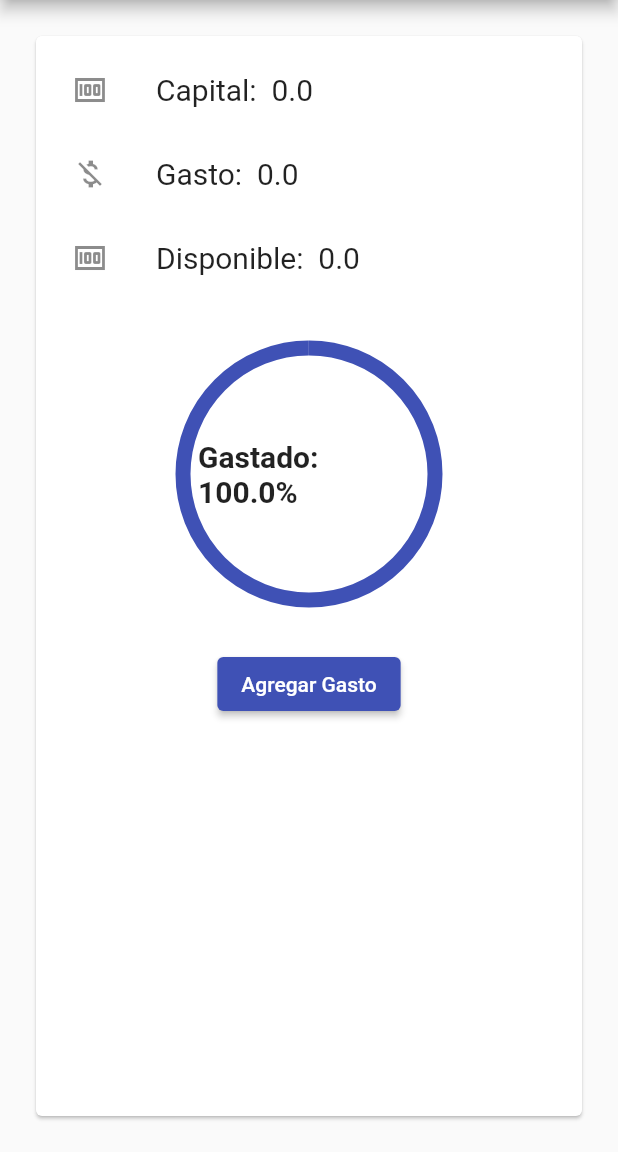
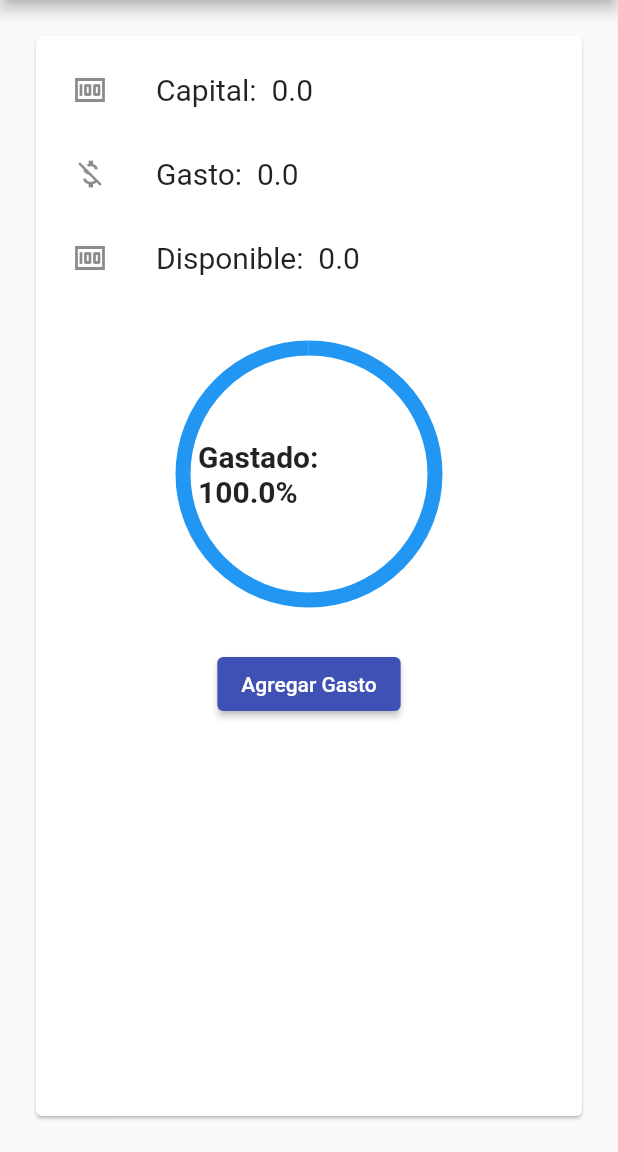
Before and after one commit to Gersue/ProyectFlutter, a Flutter app: the SecondView screen opened directly with empty values, on a phone screen of 412 x 824 dp, the part 84-1236 px from its top. Run offline on Flutter 3.47's test engine with Material 2 defaults, Android fonts, the phone set to English and light mode, and no system bars; our stand-ins replace fl_chart.

Commit message:
add show progress color

```diff
--- a/lib/main.dart
+++ b/lib/main.dart
@@ -50,6 +50,22 @@ class MyPieChart extends StatelessWidget {
     var aux = (gasto / disponible) * 100;
     double porcentaje = aux.clamp(0, 100);
 
+    Color progress(double i) {
+      Color color;
+      if (i >= 0.0 && i <= 0.25) {
+        color = Colors.orange;
+      } else if (i > 0.26 && i <= 0.50) {
+        color = Colors.yellow;
+      } else if (i > 0.51 && i <= 0.75) {
+        color = Colors.green;
+      } else if (i > 0.76 && i <= 0.99) {
+        color = Colors.green;
+      } else {
+        color = Colors.blue;
+      }
+      return color;
+    }
+
     return Center(
       child: Stack(
         children: [
@@ -57,8 +73,9 @@ class MyPieChart extends StatelessWidget {
             width: double.infinity,
             height: double.infinity,
             child: CircularProgressIndicator(
-              value:  porcentaje.isInfinite ? 0.0 : porcentaje,
+              value:  porcentaje.isInfinite ? 0.0 : porcentaje / 100,
               strokeWidth: 10,
+              color: progress(porcentaje / 100),
             ),
           ),
           Expanded(
@@ -66,7 +83,7 @@ class MyPieChart extends StatelessWidget {
               padding: const EdgeInsets.all(10.0),
               child: Center(
                 child: Text(
-                  'Gastado: ${porcentaje.isInfinite ? 0.0 : porcentaje}%',
+                  'Gastado: ${porcentaje.isInfinite ? 0.0 : porcentaje.toStringAsFixed(1)}%',
                   style: const TextStyle(
                     fontSize: 20,
                     fontWeight: FontWeight.bold,
@@ -104,6 +121,7 @@ class _SecondViewState extends State<SecondView> {
   List<Gasto> listaGastos = [];
   bool reiniciar = false;
   late double saldo = 0.0;
+   late double disponible;
 
   int sumaLista(List<int> lista) {
     int suma = 0;
@@ -112,7 +130,6 @@ class _SecondViewState extends State<SecondView> {
     }
     return suma;
   }
-
 
   void calcularPorcentaje() {
     double monto = double.parse(textEditingController.text);
@@ -311,16 +328,7 @@ class _SecondViewState extends State<SecondView> {
 
                   Navigator.of(context).pop();
                 } else {
-                  setState(() {
-                    nuevaCantidad <= widget.capital
-                        ? listaGastos.add(Gasto(
-                            nombre: nuevoNombre,
-                            cantidad: nuevaCantidad,
-                            tipos: nuevoTipos,
-                            estado: saldo.isNegative ? true : false,
-                            ))
-                        : null;
-                  });
+                  setGastos(nuevoNombre, nuevaCantidad, nuevoTipos);
                   Navigator.of(context).pop();
                 }
               },
@@ -338,10 +346,23 @@ class _SecondViewState extends State<SecondView> {
     );
   }
 
+  void setGastos(String arg1, double arg2, List<String> arg3){
+    setState(() {
+      listaGastos.add(Gasto(
+        nombre: arg1,
+        cantidad: arg2,
+        tipos: arg3,
+        estado: disponible <= 0,
+      ));
+    });
+  }
+
   @override
   Widget build(BuildContext context) {
     double totalGastado = sumaLista(listaGastos.map((e) => e.cantidad.toInt()).toList()).toDouble();
-    double disponible = widget.capital - totalGastado;
+    disponible = widget.capital - totalGastado;
+
+
     return Scaffold(
       appBar: AppBar(
         backgroundColor: Colors.black,
@@ -427,10 +448,11 @@ class _SecondViewState extends State<SecondView> {
                         itemBuilder: (BuildContext context, int index) {
                           Gasto gasto = listaGastos[index];
                           return Container(
+                            margin: const EdgeInsets.all(1.0),
                             foregroundDecoration: BoxDecoration(
                               borderRadius: BorderRadius.circular(10),
                               border: Border.all(
-                                color: Colors.blueGrey,
+                                color: !gasto.estado ? Colors.greenAccent : Colors.red,
                                 width: 1.0,
                               ),
                             ),
@@ -439,6 +461,7 @@ class _SecondViewState extends State<SecondView> {
                               title: Text(gasto.nombre),
                               subtitle: Text('Cantidad: ${gasto.cantidad}'),
                               trailing: Text('Tipo: ${gasto.tipos.join(', ')}'),
+                              leading: Text('${gasto.estado}'),
                             ),
                           )
                           ;
```
